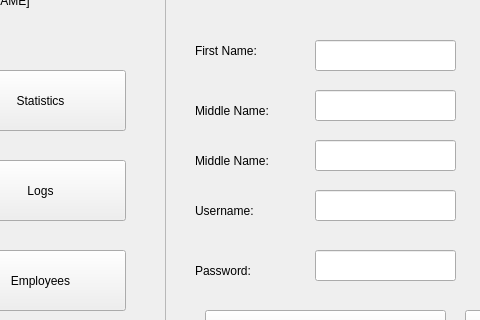
ReiZedlav/CSCC-21.1-Software-Engineering-1, file POS/UI/AddEmployee.ui: the form before one commit; both pictures show x 85 to 565 and y 90 to 410 of the 1200 by 700 pixel window.
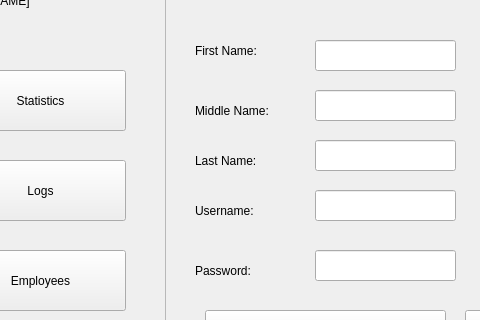
The form after the commit.

```diff
--- a/POS/UI/AddEmployee.ui
+++ b/POS/UI/AddEmployee.ui
@@ -203,7 +203,7 @@
      </rect>
     </property>
     <property name="text">
-     <string>Middle Name:</string>
+     <string>Last Name:</string>
     </property>
    </widget>
    <widget class="QLineEdit" name="lastnameForm">
```
